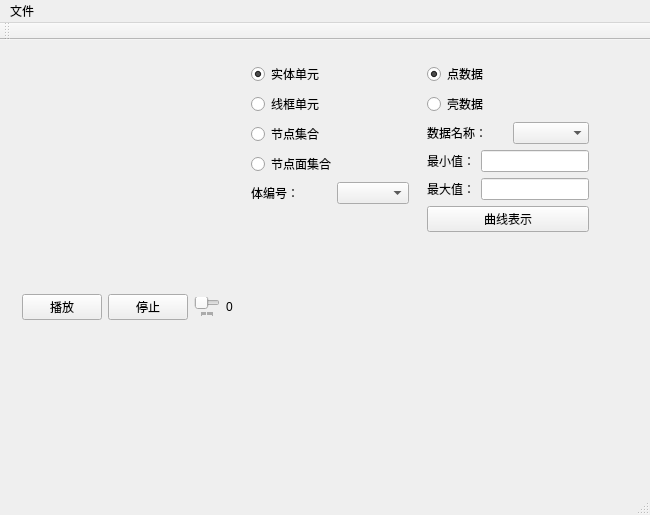
Above: vtkShower/vtkshower.ui from liuxq/vtkShower before the change. Below: the same form after it.
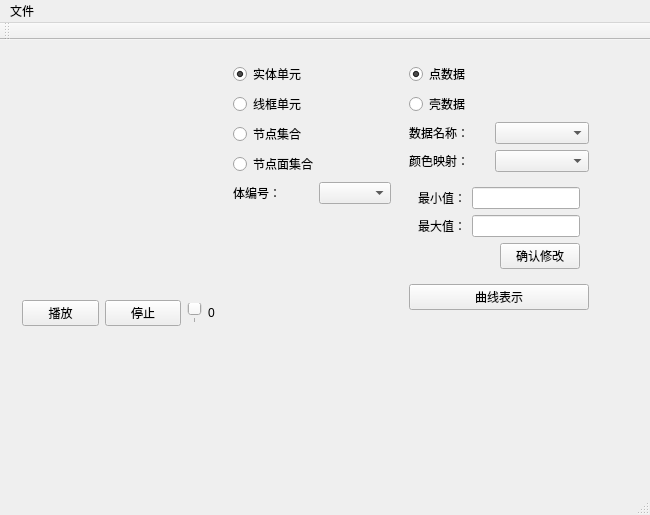
That is the form after the change. Custom widgets are drawn as their Qt base class.

What changed in the file:
```diff
--- a/vtkShower/vtkshower.ui
+++ b/vtkShower/vtkshower.ui
@@ -20,7 +20,7 @@
       <x>0</x>
       <y>0</y>
       <width>611</width>
-      <height>361</height>
+      <height>369</height>
      </rect>
     </property>
     <layout class="QHBoxLayout" name="horizontalLayout">
@@ -294,7 +294,73 @@
          </layout>
         </item>
         <item>
-         <layout class="QHBoxLayout" name="horizontalLayout_2">
+         <layout class="QHBoxLayout" name="horizontalLayout_data_2">
+          <item>
+           <widget class="QLabel" name="label_doc_3">
+            <property name="sizePolicy">
+             <sizepolicy hsizetype="Fixed" vsizetype="Preferred">
+              <horstretch>0</horstretch>
+              <verstretch>0</verstretch>
+             </sizepolicy>
+            </property>
+            <property name="minimumSize">
+             <size>
+              <width>80</width>
+              <height>0</height>
+             </size>
+            </property>
+            <property name="maximumSize">
+             <size>
+              <width>80</width>
+              <height>20</height>
+             </size>
+            </property>
+            <property name="text">
+             <string>颜色映射：</string>
+            </property>
+           </widget>
+          </item>
+          <item>
+           <widget class="QComboBox" name="comboBox_data_color">
+            <property name="sizePolicy">
+             <sizepolicy hsizetype="Minimum" vsizetype="Fixed">
+              <horstretch>0</horstretch>
+              <verstretch>0</verstretch>
+             </sizepolicy>
+            </property>
+            <property name="editable">
+             <bool>false</bool>
+            </property>
+            <property name="currentText">
+             <string/>
+            </property>
+            <property name="currentIndex">
+             <number>-1</number>
+            </property>
+           </widget>
+          </item>
+         </layout>
+        </item>
+        <item>
+         <widget class="QWidget" name="verticalWidget_range" native="true">
+          <property name="enabled">
+           <bool>true</bool>
+          </property>
+          <layout class="QVBoxLayout" name="verticalLayout">
+           <property name="leftMargin">
+            <number>9</number>
+           </property>
+           <property name="topMargin">
+            <number>9</number>
+           </property>
+           <property name="rightMargin">
+            <number>9</number>
+           </property>
+           <property name="bottomMargin">
+            <number>9</number>
+           </property>
+           <item>
+            <layout class="QHBoxLayout" name="horizontalLayout_min">
           <item>
            <widget class="QLabel" name="label">
             <property name="text">
@@ -318,7 +384,7 @@
          </layout>
         </item>
         <item>
-         <layout class="QHBoxLayout" name="horizontalLayout_4">
+            <layout class="QHBoxLayout" name="horizontalLayout_max">
           <item>
            <widget class="QLabel" name="label_2">
             <property name="text">
@@ -330,6 +396,22 @@
            <widget class="QLineEdit" name="lineEdit_max"/>
           </item>
          </layout>
+           </item>
+           <item alignment="Qt::AlignRight">
+            <widget class="QPushButton" name="pushButton_range_change">
+             <property name="sizePolicy">
+              <sizepolicy hsizetype="Fixed" vsizetype="Fixed">
+               <horstretch>0</horstretch>
+               <verstretch>0</verstretch>
+              </sizepolicy>
+             </property>
+             <property name="text">
+              <string>确认修改</string>
+             </property>
+            </widget>
+           </item>
+          </layout>
+         </widget>
         </item>
         <item>
          <widget class="QPushButton" name="pushButton_line">
```
Lines whose indentation alone changed are shown as unchanged.
